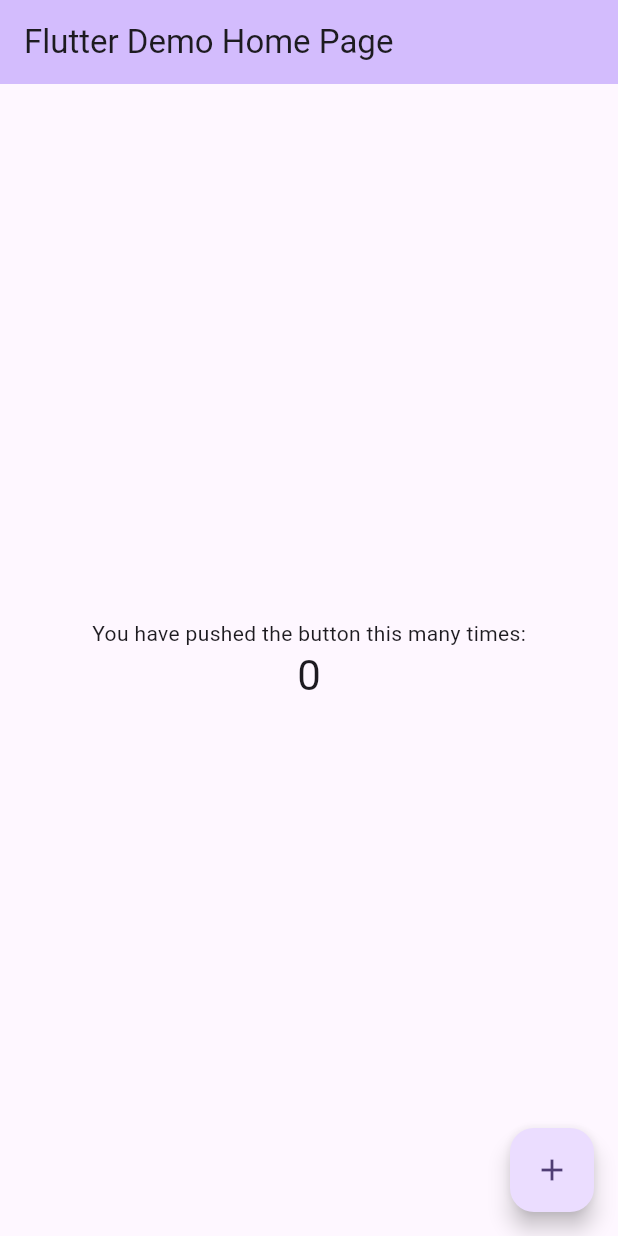
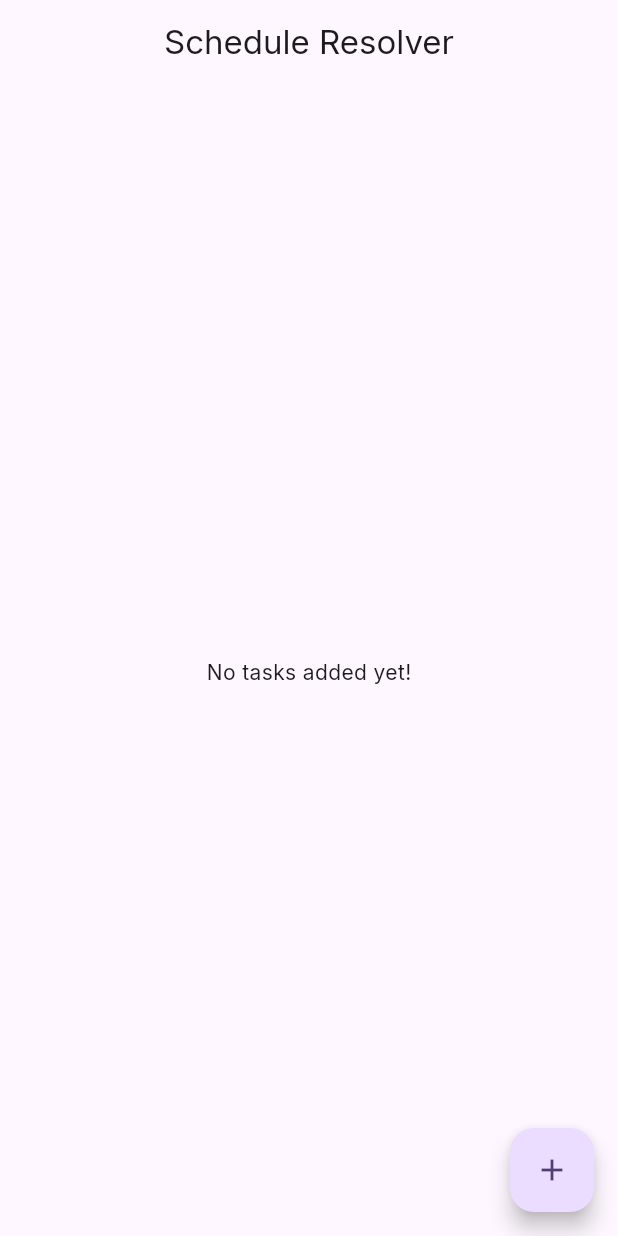
Before and after one commit to Air1127/ScheduleResolver, a Flutter app: the screen it shows after launch, on a phone screen of 412 x 824 dp. Run offline on Flutter 3.47's test engine with Material 3 defaults, Android fonts, the phone set to English and light mode, and no system bars; our stand-ins replace firebase_auth, firebase_core, flutter_markdown, google_fonts, google_generative_ai, image_picker; accounts and stored records are empty.

Commit message:
detect conflicts, rank priorities, and generate a revised schedule.

```diff
--- a/schedule_resolver/lib/main.dart
+++ b/schedule_resolver/lib/main.dart
@@ -1,122 +1,36 @@
 import 'package:flutter/material.dart';
+import 'package:provider/provider.dart';
+import 'package:google_fonts/google_fonts.dart';
+import 'package:schedule_resolver/services/ai_schedule_service.dart';
+import 'providers/schedule_provider.dart';
+import 'screens/dashboard_screen.dart';
 
 void main() {
-  runApp(const MyApp());
+  runApp(
+    MultiProvider(
+      providers: [
+        ChangeNotifierProvider(create: (_) => ScheduleProvider()),
+        ChangeNotifierProvider(create: (_) => AiScheduleAnalysis()),
+      ],
+      child: const ScheduleResolverApp(),
+    ),
+  );
 }
 
-class MyApp extends StatelessWidget {
-  const MyApp({super.key});
+class ScheduleResolverApp extends StatelessWidget {
+  const ScheduleResolverApp({super.key});
 
-  // This widget is the root of your application.
   @override
   Widget build(BuildContext context) {
     return MaterialApp(
-      title: 'Flutter Demo',
+      title: 'Schedule Resolver',
+      debugShowCheckedModeBanner: false,
       theme: ThemeData(
-        // This is the theme of your application.
-        //
-        // TRY THIS: Try running your application with "flutter run". You'll see
-        // the application has a purple toolbar. Then, without quitting the app,
-        // try changing the seedColor in the colorScheme below to Colors.green
-        // and then invoke "hot reload" (save your changes or press the "hot
-        // reload" button in a Flutter-supported IDE, or press "r" if you used
-        // the command line to start the app).
-        //
-        // Notice that the counter didn't reset back to zero; the application
-        // state is not lost during the reload. To reset the state, use hot
-        // restart instead.
-        //
-        // This works for code too, not just values: Most code changes can be
-        // tested with just a hot reload.
-        colorScheme: .fromSeed(seedColor: Colors.deepPurple),
+        colorScheme: ColorScheme.fromSeed(seedColor: Colors.deepPurple),
+        useMaterial3: true,
+        textTheme: GoogleFonts.interTextTheme(Theme.of(context).textTheme),
       ),
-      home: const MyHomePage(title: 'Flutter Demo Home Page'),
+      home: const DashboardScreen(),
     );
   }
 }
-
-class MyHomePage extends StatefulWidget {
-  const MyHomePage({super.key, required this.title});
-
-  // This widget is the home page of your application. It is stateful, meaning
-  // that it has a State object (defined below) that contains fields that affect
-  // how it looks.
-
-  // This class is the configuration for the state. It holds the values (in this
-  // case the title) provided by the parent (in this case the App widget) and
-  // used by the build method of the State. Fields in a Widget subclass are
-  // always marked "final".
-
-  final String title;
-
-  @override
-  State<MyHomePage> createState() => _MyHomePageState();
-}
-
-class _MyHomePageState extends State<MyHomePage> {
-  int _counter = 0;
-
-  void _incrementCounter() {
-    setState(() {
-      // This call to setState tells the Flutter framework that something has
-      // changed in this State, which causes it to rerun the build method below
-      // so that the display can reflect the updated values. If we changed
-      // _counter without calling setState(), then the build method would not be
-      // called again, and so nothing would appear to happen.
-      _counter++;
-    });
-  }
-
-  @override
-  Widget build(BuildContext context) {
-    // This method is rerun every time setState is called, for instance as done
-    // by the _incrementCounter method above.
-    //
-    // The Flutter framework has been optimized to make rerunning build methods
-    // fast, so that you can just rebuild anything that needs updating rather
-    // than having to individually change instances of widgets.
-    return Scaffold(
-      appBar: AppBar(
-        // TRY THIS: Try changing the color here to a specific color (to
-        // Colors.amber, perhaps?) and trigger a hot reload to see the AppBar
-        // change color while the other colors stay the same.
-        backgroundColor: Theme.of(context).colorScheme.inversePrimary,
-        // Here we take the value from the MyHomePage object that was created by
-        // the App.build method, and use it to set our appbar title.
-        title: Text(widget.title),
-      ),
-      body: Center(
-        // Center is a layout widget. It takes a single child and positions it
-        // in the middle of the parent.
-        child: Column(
-          // Column is also a layout widget. It takes a list of children and
-          // arranges them vertically. By default, it sizes itself to fit its
-          // children horizontally, and tries to be as tall as its parent.
-          //
-          // Column has various properties to control how it sizes itself and
-          // how it positions its children. Here we use mainAxisAlignment to
-          // center the children vertically; the main axis here is the vertical
-          // axis because Columns are vertical (the cross axis would be
-          // horizontal).
-          //
-          // TRY THIS: Invoke "debug painting" (choose the "Toggle Debug Paint"
-          // action in the IDE, or press "p" in the console), to see the
-          // wireframe for each widget.
-          mainAxisAlignment: .center,
-          children: [
-            const Text('You have pushed the button this many times:'),
-            Text(
-              '$_counter',
-              style: Theme.of(context).textTheme.headlineMedium,
-            ),
-          ],
-        ),
-      ),
-      floatingActionButton: FloatingActionButton(
-        onPressed: _incrementCounter,
-        tooltip: 'Increment',
-        child: const Icon(Icons.add),
-      ),
-    );
-  }
-}
--- a/schedule_resolver/lib/models/schedule_analysis.dart
+++ b/schedule_resolver/lib/models/schedule_analysis.dart
@@ -0,0 +1,16 @@
+class ScheduleAnalysis {
+
+  final String conflicts;
+  final String rankedTasks;
+  final String recommendedSchedule;
+  final String explanation;
+
+
+  ScheduleAnalysis ({
+
+    required this.conflicts,
+    required this.rankedTasks,
+    required this.recommendedSchedule,
+    required this.explanation,
+  });
+}
--- a/schedule_resolver/lib/models/task_model.dart
+++ b/schedule_resolver/lib/models/task_model.dart
@@ -0,0 +1,42 @@
+import 'package:flutter/material.dart';
+
+class TaskModel {
+  final String id;
+  final String title;
+  final String category;
+  final DateTime date;
+  final TimeOfDay startTime;
+  final TimeOfDay endTime;
+  final int urgency;
+  final int importance;
+  final double estimatedEffortHours;
+  final String energyLevel; // ADDED THIS LINE
+
+  TaskModel({
+    required this.id,
+    required this.title,
+    required this.category,
+    required this.date,
+    required this.startTime,
+    required this.endTime,
+    required this.urgency,
+    required this.importance,
+    required this.estimatedEffortHours,
+    required this.energyLevel,
+  });
+
+  Map<String, dynamic> toJson() {
+    return {
+      'id': id,
+      'title': title,
+      'category': category,
+      'date': date.toIso8601String().split('T').first,
+      'startTime': '${startTime.hour.toString().padLeft(2, '0')}:${startTime.minute.toString().padLeft(2, '0')}',
+      'endTime': '${endTime.hour.toString().padLeft(2, '0')}:${endTime.minute.toString().padLeft(2, '0')}',
+      'urgency': urgency,
+      'importance': importance,
+      'estimatedEffortHours': estimatedEffortHours,
+      'energyLevel': energyLevel,
+    };
+  }
+}
--- /dev/null
+++ b/schedule_resolver/lib/screens/dashboard_screen.dart
@@ -0,0 +1,102 @@
+import 'package:flutter/material.dart';
+import 'package:provider/provider.dart';
+import '../providers/schedule_provider.dart';
+import '../services/ai_schedule_service.dart';
+import '../models/task_model.dart';
+import 'task_input_screen.dart';
+import 'recommendation_screen.dart';
+
+class DashboardScreen extends StatelessWidget {
+  const DashboardScreen({super.key});
+
+  @override
+  Widget build(BuildContext context) {
+    final scheduleProvider = Provider.of<ScheduleProvider>(context);
+
+    final aiService = Provider.of<AiScheduleAnalysis>(context);
+
+    final sortedTasks = List<TaskModel>.from(scheduleProvider.tasks);
+    sortedTasks.sort((a, b) => a.startTime.hour.compareTo(b.startTime.hour));
+
+    return Scaffold(
+      appBar: AppBar(title: const Text('Schedule Resolver'), centerTitle: true),
+      body: Padding(
+        padding: const EdgeInsets.all(16.0),
+        child: Column(
+          children: [
+            if (aiService.currentAnalysis != null)
+              Card(
+                color: Colors.green.shade100,
+                child: Padding(
+                    padding: const EdgeInsets.all(16.0),
+                    child: Column(
+                        children: [
+                          const Text('🎉 Recommendation Ready!', style: TextStyle(fontWeight: FontWeight.bold)),
+                          const SizedBox(height: 8),
+                          ElevatedButton(
+                            onPressed: () => Navigator.push(
+                                context,
+                                MaterialPageRoute(builder: (_) => const RecommendationScreen())
+                            ),
+                            child: const Text('View Recommendations'),
+                          )
+                        ]
+                    )
+                ),
+              ),
+            const SizedBox(height: 16),
+            Expanded(
+              child: sortedTasks.isEmpty
+                  ? const Center(child: Text('No tasks added yet!'))
+                  : ListView.builder(
+                itemCount: sortedTasks.length,
+                itemBuilder: (context, index) {
+                  final task = sortedTasks[index];
+                  final String startStr = "${task.startTime.hour}:${task.startTime.minute.toString().padLeft(2, '0')}";
+
+                  return Card(
+                    child: ListTile(
+                      title: Text(task.title),
+                      subtitle: Text("${task.category} | $startStr"),
+                      trailing: IconButton(
+                        icon: const Icon(Icons.delete, color: Colors.red),
+                        onPressed: () => scheduleProvider.removeTask(task.id),
+                      ),
+                    ),
+                  );
+                },
+              ),
+            ),
+            if (sortedTasks.isNotEmpty)
+              Padding(
+                padding: const EdgeInsets.symmetric(vertical: 16.0),
+                child: SizedBox(
+                  width: double.infinity,
+                  child: ElevatedButton(
+                    style: ElevatedButton.styleFrom(padding: const EdgeInsets.all(16)),
+                    onPressed: aiService.isLoading
+                        ? null
+                        : () => aiService.analyzeSchedule(scheduleProvider.tasks),
+                    child: aiService.isLoading
+                        ? const SizedBox(
+                        height: 20,
+                        width: 20,
+                        child: CircularProgressIndicator(strokeWidth: 2)
+                    )
+                        : const Text('Resolve Conflicts With AI'),
+                  ),
+                ),
+              ),
+          ],
+        ),
+      ),
+      floatingActionButton: FloatingActionButton(
+        onPressed: () => Navigator.push(
+            context,
+            MaterialPageRoute(builder: (_) => const TaskInputScreen())
+        ),
+        child: const Icon(Icons.add),
+      ),
+    );
+  }
+}
--- a/schedule_resolver/lib/services/ai_schedule_service.dart
+++ b/schedule_resolver/lib/services/ai_schedule_service.dart
@@ -0,0 +1,113 @@
+import 'dart:convert';
+import 'package:flutter/foundation.dart';
+import 'package:google_generative_ai/google_generative_ai.dart';
+import '../models/task_model.dart';
+import '../models/schedule_analysis.dart';
+
+class AiScheduleAnalysis extends ChangeNotifier {
+  ScheduleAnalysis? _currentAnalysis;
+  bool _isLoading = false;
+  String? _errorMessage;
+
+  final String _apiKey = 'input api key';
+
+  ScheduleAnalysis? get currentAnalysis => _currentAnalysis;
+  bool get isLoading => _isLoading;
+  String? get errorMessage => _errorMessage;
+
+  Future<void> analyzeSchedule(List<TaskModel> tasks) async {
+    if (_apiKey.isEmpty || tasks.isEmpty) return;
+
+    _isLoading = true;
+    _errorMessage = null;
+    notifyListeners();
+
+    try {
+      final model = GenerativeModel(
+        model: 'gemini-2.5-flash',
+        apiKey: _apiKey,
+      );
+
+      final taskJson = jsonEncode(tasks.map((t) => t.toJson()).toList());
+
+      final prompt = '''
+You are an expert student scheduling assistant.
+
+The user has provided the following tasks in JSON:
+$taskJson
+
+IMPORTANT RULES:
+- Do NOT use markdown bold (**)
+- Do NOT use asterisks (*)
+- Use plain text only
+- Use hyphens (-) for bullet points
+
+Provide EXACTLY these 4 sections:
+
+### Detected Conflicts
+List any scheduling conflicts.
+
+### Ranked Tasks
+Rank which tasks need attention first.
+
+### Recommended Schedule
+Provide a revised daily timeline.
+
+### Explanation
+Explain why this recommendation was made.
+''';
+
+      final response = await model.generateContent([Content.text(prompt)]);
+
+      if (response.text != null) {
+        _currentAnalysis = _parseResponse(response.text!);
+      } else {
+        _errorMessage = "AI returned an empty response";
+      }
+    } catch (e) {
+      _errorMessage = 'Failed: $e';
+    } finally {
+      _isLoading = false;
+      notifyListeners();
+    }
+  }
+
+  ScheduleAnalysis _parseResponse(String fullText) {
+    String conflicts = "";
+    String rankedTasks = "";
+    String recommendationSchedule = "";
+    String explanation = "";
+
+    final sections = fullText.split('### ');
+
+    for (var section in sections) {
+      if (section.isEmpty) continue;
+
+      if (section.startsWith('Detected Conflicts')) {
+        conflicts = section.replaceFirst('Detected Conflicts', '').trim();
+      } else if (section.startsWith('Ranked Tasks')) {
+        rankedTasks = section.replaceFirst('Ranked Tasks', '').trim();
+      } else if (section.startsWith('Recommended Schedule')) {
+        recommendationSchedule =
+            section.replaceFirst('Recommended Schedule', '').trim();
+      } else if (section.startsWith('Explanation')) {
+        explanation = section.replaceFirst('Explanation', '').trim();
+      }
+    }
+
+    return ScheduleAnalysis(
+      conflicts: _cleanMarkdown(conflicts),
+      rankedTasks: _cleanMarkdown(rankedTasks),
+      recommendedSchedule: _cleanMarkdown(recommendationSchedule),
+      explanation: _cleanMarkdown(explanation),
+    );
+  }
+
+  /// Removes unwanted markdown symbols like ** or _
+  String _cleanMarkdown(String text) {
+    return text
+        .replaceAll('**', '')
+        .replaceAll('_', '')
+        .trim();
+  }
+}
```
Also changed, not shown: schedule_resolver/lib/providers/schedule_provider.dart (+42 -0 lines), schedule_resolver/lib/screens/recommendation_screen.dart (added, +113 -0 lines), schedule_resolver/lib/screens/task_input_screen.dart (added, +93 -0 lines), schedule_resolver/pubspec.yaml (+12 -72 lines), schedule_resolver/pubspec.lock, 2 other files.
